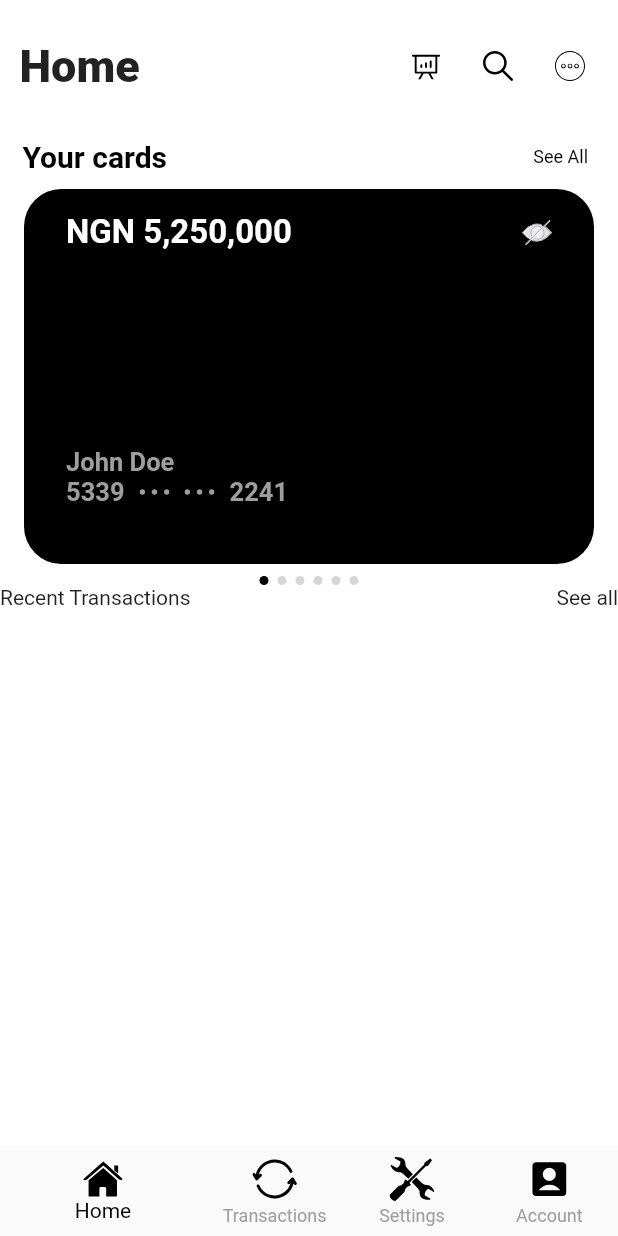
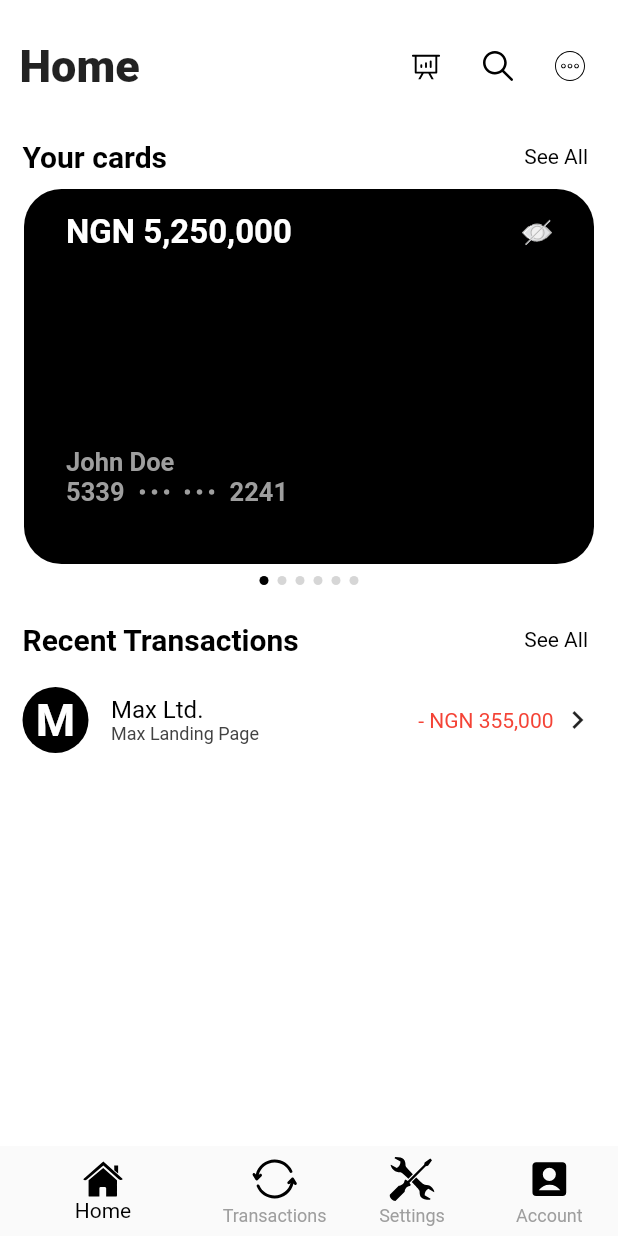
Before and after one commit to MaxTrent/bankapp, a Flutter app: the screen it shows after launch, on a phone screen of 412 x 824 dp. Run offline on Flutter 3.47's test engine with Material 2 defaults, Android fonts, the phone set to English and light mode, and no system bars; our stand-ins replace flutter_svg.

Commit message:
transaction details

```diff
--- a/lib/components/recent_transactions.dart
+++ b/lib/components/recent_transactions.dart
@@ -1,4 +1,8 @@
+import 'package:bankapp_ui/themes/theme_styles.dart';
 import 'package:flutter/material.dart';
+
+import '../widgets/transaction_card.dart';
+
 
 
 class RecentTransactions extends StatefulWidget {
@@ -14,13 +18,33 @@ class _RecentTransactionsState extends State<RecentTransactions> {
     return Expanded(
         child: Column(
           children: [
-            Row(
-              mainAxisAlignment: MainAxisAlignment.spaceBetween,
-              children: [
-                Text('Recent Transactions'),
-                Text('See all'),
-              ],
+            Padding(
+              padding: const EdgeInsets.fromLTRB(15, 25, 20, 10),
+              child: Row(
+                mainAxisAlignment: MainAxisAlignment.spaceBetween,
+                children: [
+                  Text('Recent Transactions',
+                  style: ThemeStyles.primaryTitle,),
+                  Text('See All',
+                  style: ThemeStyles.seeAll,),
+                ],
+              ),
             ),
+            Flexible(
+                flex: 1,
+                child: ListView(
+                  shrinkWrap: true,
+                  scrollDirection: Axis.vertical,
+                  children: [
+                    TransactionCard(
+                      color: Colors.black,
+                      letter: 'M',
+                      title: 'Max Ltd.',
+                      subTitle: 'Max Landing Page',
+                      price: '- NGN 355,000',
+                    ),
+                  ],
+                ))
           ],
         ));
   }
--- a/lib/themes/theme_styles.dart
+++ b/lib/themes/theme_styles.dart
@@ -8,8 +8,8 @@ class ThemeStyles{
     color: ThemeColors.black,
   );
 
-  static TextStyle seeAll = TextStyle(
-    fontSize: 12.0,
+  static TextStyle seeAll = const TextStyle(
+    fontSize: 14.0,
     color: Colors.black,
   );
 
--- /dev/null
+++ b/lib/widgets/transaction_card.dart
@@ -0,0 +1,85 @@
+import 'package:bankapp_ui/themes/theme_styles.dart';
+import 'package:flutter/material.dart';
+
+class TransactionCard extends StatefulWidget {
+  final String? title;
+  final String? subTitle;
+  final String? price;
+  final String? letter;
+  final Color? color;
+
+  const TransactionCard(
+      {this.title, this.subTitle, this.price, this.letter, this.color});
+
+  @override
+  State<TransactionCard> createState() => _TransactionCardState();
+}
+
+class _TransactionCardState extends State<TransactionCard> {
+  @override
+  Widget build(BuildContext context) {
+    return Padding(
+      padding: const EdgeInsets.symmetric(horizontal: 15.0, vertical: 10.0),
+      child: Container(
+        height: 65,
+        width: 345,
+        child: Column(
+          children: [
+            Row(
+              mainAxisAlignment: MainAxisAlignment.spaceBetween,
+              children: [
+                Row(
+                  children: [
+                    Container(
+                      height: 44.0,
+                      width: 44.0,
+                      decoration: BoxDecoration(
+                        color: widget.color,
+                        borderRadius: BorderRadius.circular(22),
+                      ),
+                      child: Center(
+                        child: Text(
+                          widget.letter!,
+                          style: TextStyle(
+                              fontSize: 30.0,
+                              fontWeight: FontWeight.w700,
+                              color: Colors.white),
+                        ),
+                      ),
+                    ),
+                    SizedBox(
+                      width: 15,
+                    ),
+                    Column(
+                      mainAxisAlignment: MainAxisAlignment.center,
+                      crossAxisAlignment: CrossAxisAlignment.start,
+                      children: [
+                        Text(
+                          widget.title!,
+                          style: ThemeStyles.otherDetailsPrimary,
+                        ),
+                        Text(
+                          widget.subTitle!,
+                          style: ThemeStyles.otherDetailsSecondary,
+                        ),
+                      ],
+                    ),
+                  ],
+                ),
+                Row(
+                  children: [
+                    Text(widget.price!,
+                  style: TextStyle(color: Colors.red),),
+                    SizedBox(width: 4),
+                    Icon(Icons.keyboard_arrow_right),
+
+                  ],
+                ),
+              ],
+            ),
+          ],
+        ),
+      ),
+    );
+  }
+}
```
